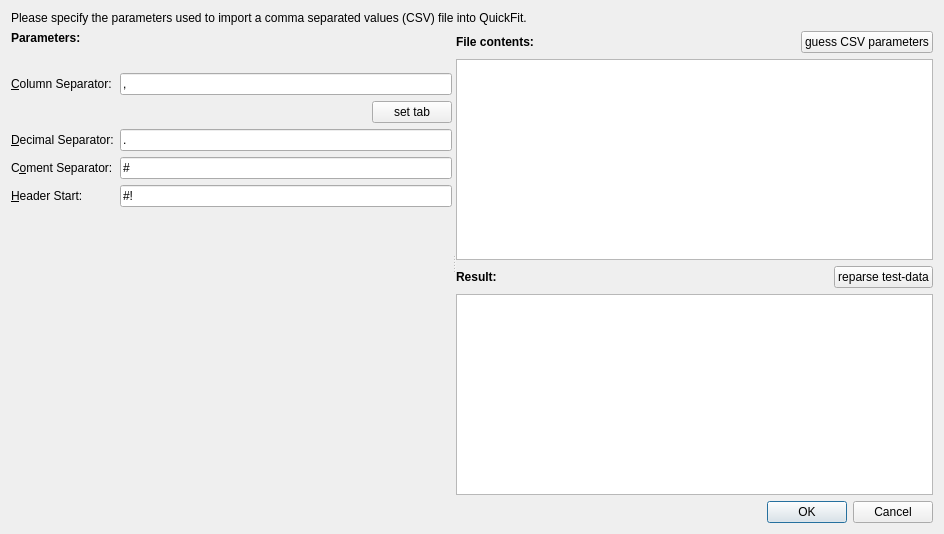
Above: lib/qfdlg_csvparameters.ui from jkriege2/QuickFit3 before the change. Below: the same form after it.
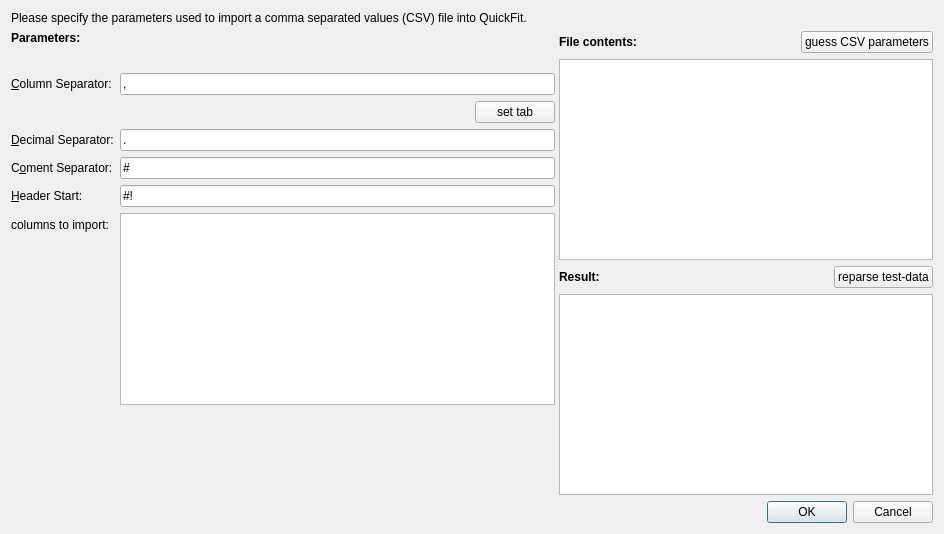
That is the form after the change. Custom widgets are drawn as their Qt base class.

Commit message: * moved some code from libqf3widgets to lib * improved CSV-parameters-dialog (optional) * improved QCheckableStringListModel to be a better (also non-checkable) QStringListModel * bugfix in RDR backbone-generation script

What changed in the file:
```diff
--- a/lib/qfdlg_csvparameters.ui
+++ b/lib/qfdlg_csvparameters.ui
@@ -175,6 +175,16 @@
            </property>
           </widget>
          </item>
+         <item row="5" column="0">
+          <widget class="QLabel" name="labColumns">
+           <property name="text">
+            <string>columns to import:</string>
+           </property>
+          </widget>
+         </item>
+         <item row="5" column="1">
+          <widget class="QListView" name="lstColumns"/>
+         </item>
         </layout>
        </item>
        <item>
```
Left out of the diff: 2 changed lines with no effect on the pictures. The commit also changes 7 other files.
